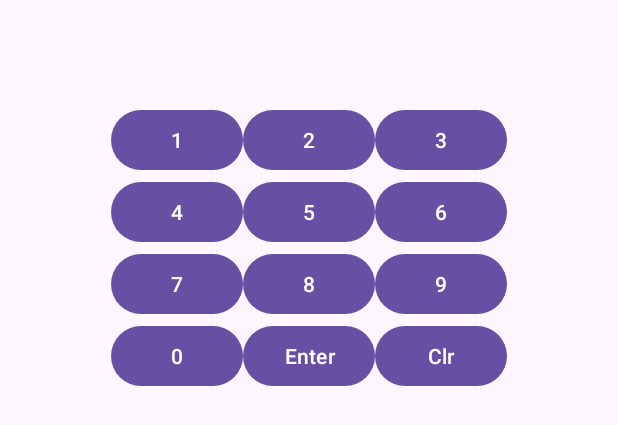
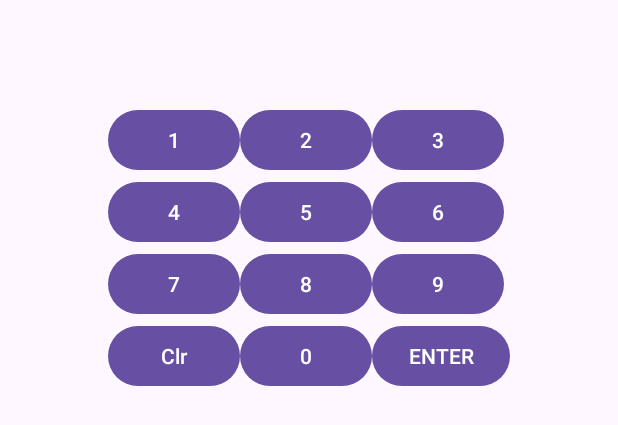
Before and after one commit to Atharav31/Number-Guessing-game, an Android app: the layout activity_main2.xml on its own in the app's theme, with its tools: preview values and no code run, on a phone screen of 412 x 824 dp. Shown: the part 412-837 px from the top of the screen. Run offline under Robolectric (Android 15) with nearby library versions, the phone set to English and light mode, and no system bars.

Commit message:
update the clr 0 and enter sequence

```diff
--- a/app/src/main/res/layout/activity_main2.xml
+++ b/app/src/main/res/layout/activity_main2.xml
@@ -94,22 +94,22 @@
             android:text="9"/>
 
         <Button
+            android:id="@+id/buttonClear"
+            android:layout_width="wrap_content"
+            android:layout_height="wrap_content"
+            android:text="Clr" />
+
+        <Button
             android:id="@+id/button0"
             android:layout_width="wrap_content"
             android:layout_height="wrap_content"
-            android:text="0"/>
+            android:text="0" />
 
         <Button
             android:id="@+id/buttonEnter"
             android:layout_width="wrap_content"
             android:layout_height="wrap_content"
-            android:text="Enter"/>
-
-        <Button
-            android:id="@+id/buttonClear"
-            android:layout_width="wrap_content"
-            android:layout_height="wrap_content"
-            android:text="Clr"/>
+            android:text="ENTER" />
 
     </GridLayout>
 
```
